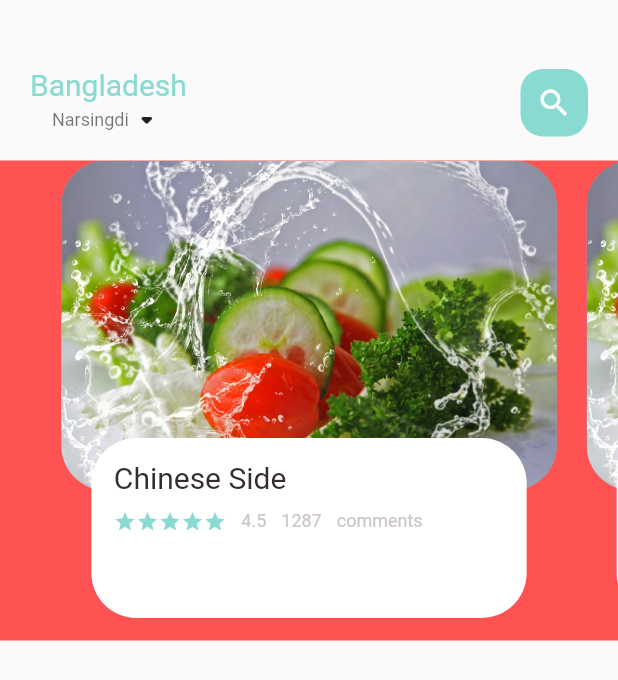
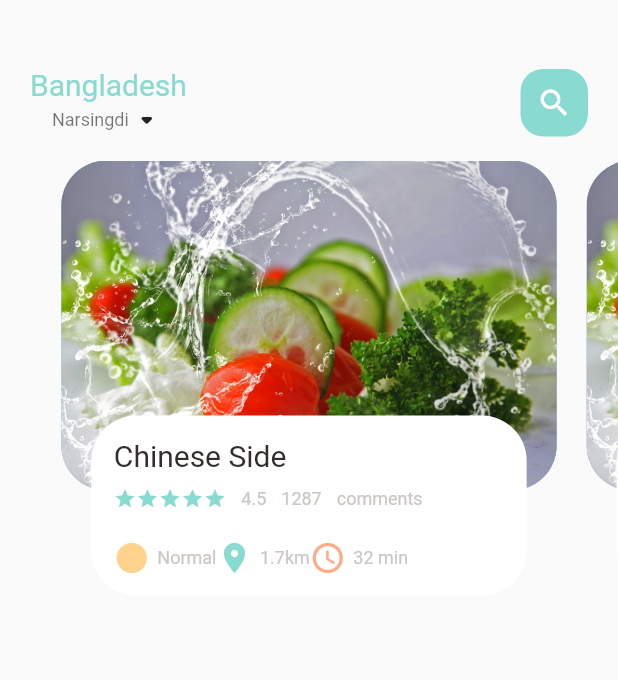
Before and after one commit to FidelisMatheus/e_commerce_app_flutter, a Flutter app: the screen it shows after launch, on a phone screen of 412 x 824 dp. Shown: the top 680 px of the screen. Run offline on Flutter 3.47's test engine with Material 2 defaults, Android fonts, the phone set to English and light mode, and no system bars.

Commit message:
Was created new Widget and added to the Food Page

```diff
--- a/lib/home/food_page_body.dart
+++ b/lib/home/food_page_body.dart
@@ -1,5 +1,8 @@
+// ignore_for_file: prefer_const_constructors
+
 import 'package:e_commerce_app/utils/colors.dart';
 import 'package:e_commerce_app/widgets/big_text.dart';
+import 'package:e_commerce_app/widgets/icon_and_text_widget.dart';
 import 'package:e_commerce_app/widgets/small_text.dart';
 import 'package:flutter/material.dart';
 
@@ -17,7 +20,7 @@ class _FoodPageBodyState extends State<FoodPageBody> {
   @override
   Widget build(BuildContext context) {
     return Container(
-      color: Colors.redAccent,
+      //color: Colors.redAccent,
       height: 320,
       child: PageView.builder(
         controller: pageController,
@@ -34,8 +37,7 @@ class _FoodPageBodyState extends State<FoodPageBody> {
       children: [
         Container(
           height: 220,
-          margin: EdgeInsets.only(
-              left: 10, right: 10), //faz o espaço em branco entre as imagens
+          margin: EdgeInsets.only(left: 10, right: 10),
           decoration: BoxDecoration(
             borderRadius: BorderRadius.circular(30),
             color: index.isEven ? Color(0xFF69c5df) : Color(0xFF9294cc),
@@ -51,7 +53,7 @@ class _FoodPageBodyState extends State<FoodPageBody> {
           alignment: Alignment.bottomCenter,
           child: Container(
             height: 120,
-            margin: EdgeInsets.only(left: 30, right: 30, bottom: 15),
+            margin: EdgeInsets.only(left: 30, right: 30, bottom: 30),
             decoration: BoxDecoration(
               borderRadius: BorderRadius.circular(30),
               color: Colors.white,
@@ -85,6 +87,28 @@ class _FoodPageBodyState extends State<FoodPageBody> {
                       SmallText(text: 'comments'),
                     ],
                   ),
+                  SizedBox(
+                    height: 20,
+                  ),
+                  Row(
+                    children: [
+                      IconAndTextWidget(
+                        icon: Icons.circle_sharp,
+                        text: "Normal",
+                        iconColor: AppColors.iconColor1,
+                      ),
+                      IconAndTextWidget(
+                        icon: Icons.location_on,
+                        text: "1.7km",
+                        iconColor: AppColors.mainColor,
+                      ),
+                      IconAndTextWidget(
+                        icon: Icons.access_time_rounded,
+                        text: "32 min",
+                        iconColor: AppColors.iconColor2,
+                      ),
+                    ],
+                  )
                 ],
               ),
             ),
--- /dev/null
+++ b/lib/widgets/icon_and_text_widget.dart
@@ -0,0 +1,33 @@
+import 'package:e_commerce_app/widgets/small_text.dart';
+import 'package:flutter/material.dart';
+
+class IconAndTextWidget extends StatelessWidget {
+  final IconData icon;
+  final String text;
+  final Color iconColor;
+
+  const IconAndTextWidget(
+      {Key? key,
+      required this.icon,
+      required this.text,
+      required this.iconColor})
+      : super(key: key);
+
+  @override
+  Widget build(BuildContext context) {
+    return Row(
+      children: [
+        Icon(
+          icon,
+          color: iconColor,
+        ),
+        SizedBox(
+          width: 5,
+        ),
+        SmallText(
+          text: text,
+        ),
+      ],
+    );
+  }
+}
```
